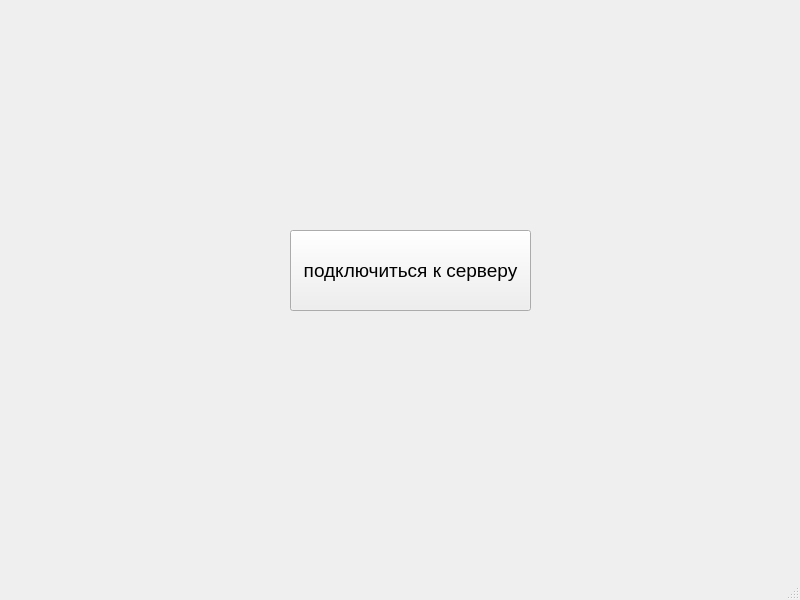
Before: the Qt Designer form mainwindow.ui in Zayden9/testTaskClient, drawn with Qt 5.
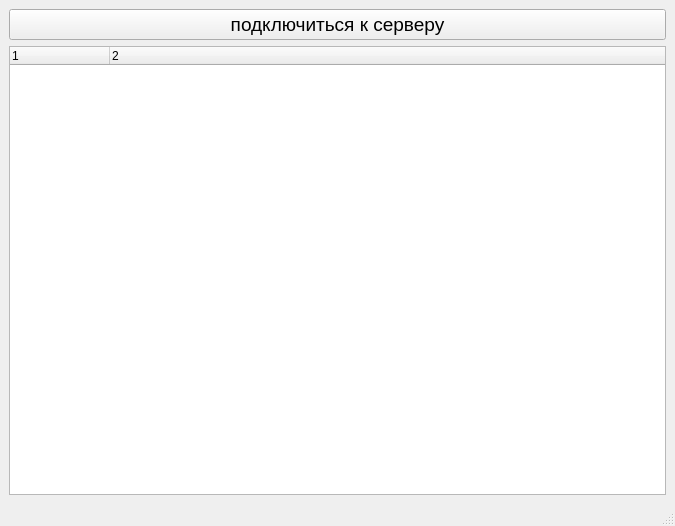
After: the same form once the commit is applied.

Commit message: добавлен вывод json в таблицу

```diff
--- a/mainwindow.ui
+++ b/mainwindow.ui
@@ -6,23 +6,17 @@
    <rect>
     <x>0</x>
     <y>0</y>
-    <width>800</width>
-    <height>600</height>
+    <width>675</width>
+    <height>526</height>
    </rect>
   </property>
   <property name="windowTitle">
    <string>MainWindow</string>
   </property>
   <widget class="QWidget" name="centralwidget">
+   <layout class="QGridLayout" name="gridLayout">
+    <item row="0" column="0">
    <widget class="QPushButton" name="pushButton">
-    <property name="geometry">
-     <rect>
-      <x>290</x>
-      <y>230</y>
-      <width>241</width>
-      <height>81</height>
-     </rect>
-    </property>
     <property name="font">
      <font>
       <pointsize>14</pointsize>
@@ -32,6 +26,25 @@
      <string>подключиться к серверу</string>
     </property>
    </widget>
+    </item>
+    <item row="1" column="0">
+     <widget class="QTreeWidget" name="treeWidget">
+      <property name="columnCount">
+       <number>2</number>
+      </property>
+      <column>
+       <property name="text">
+        <string>1</string>
+       </property>
+      </column>
+      <column>
+       <property name="text">
+        <string>2</string>
+       </property>
+      </column>
+     </widget>
+    </item>
+   </layout>
   </widget>
   <widget class="QMenuBar" name="menubar">
    <property name="geometry">
```
Left out of the diff: 2 changed lines with no effect on the pictures. Lines whose indentation alone changed are shown as unchanged. The commit also changes 2 other files.
